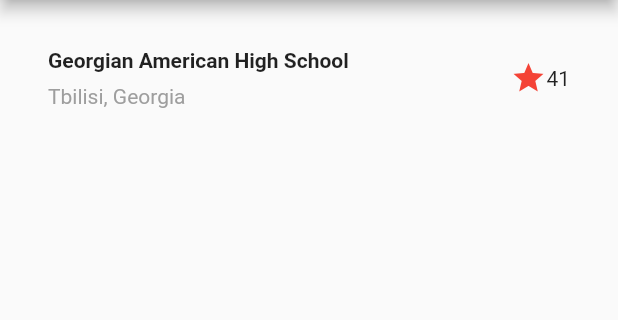
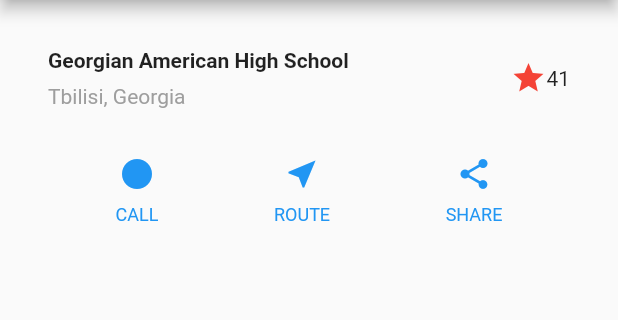
Before and after one commit to GeorgeEu/test_01, a Flutter app: the screen it shows after launch, on a phone screen of 412 x 824 dp, the part 84-404 px from its top. Run offline on Flutter 3.47's test engine with Material 2 defaults, Android fonts, the phone set to English and light mode, and no system bars.

Commit message:
add row with buttons

```diff
--- a/lib/main.dart
+++ b/lib/main.dart
@@ -10,6 +10,9 @@ void main() {
 
 class MyApp extends StatelessWidget {
   MyApp({super.key});
+
+  @override
+  Widget build(BuildContext context) {
 
     Widget titleSection = Container(
       padding: const EdgeInsets.all(32),
@@ -49,11 +52,20 @@ class MyApp extends StatelessWidget {
       ),
     );
 
+    Color color = Theme.of(context).primaryColor;
 
-  @override
-  Widget build(BuildContext context) {
+    Widget buttonSection = Row(
+      mainAxisAlignment: MainAxisAlignment.spaceEvenly,
+      children: [
+        _buildButtonColumn(color, Icons.circle, 'CALL'),
+        _buildButtonColumn(color, Icons.near_me, 'ROUTE'),
+        _buildButtonColumn(color, Icons.share, 'SHARE'),
+      ],
+    );
+
+
     return MaterialApp(
-      title: 'kjgjkhgjhg',
+      title: 'American School',
       home: Scaffold(
         appBar: AppBar(
           title: const Text('Welcome to American School'),
@@ -61,9 +73,31 @@ class MyApp extends StatelessWidget {
         body: Column(
           children: [
             titleSection,
+            buttonSection,
           ],
         ),
       ),
     );
   }
+
+  Column _buildButtonColumn(Color color, IconData icon, String label) {
+    return Column(
+      mainAxisSize: MainAxisSize.min,
+      mainAxisAlignment: MainAxisAlignment.center,
+      children: [
+        Icon(icon, color: color),
+        Container(
+          margin: const EdgeInsets.only(top: 8),
+          child: Text(
+            label,
+            style: TextStyle(
+              fontSize: 12,
+              fontWeight: FontWeight.w400,
+              color: color,
+            ),
+          ),
+        ),
+      ],
+    );
   }
+}
```
Lines whose indentation alone changed are shown as unchanged.
